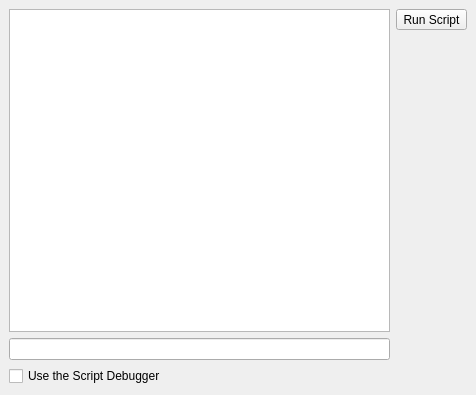
Old version of the form ScriptModule/scriptsmanager.ui in the repository gil9red/NotesManager.
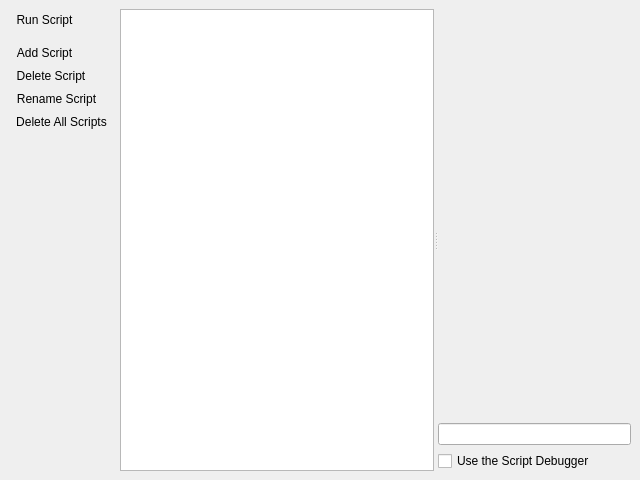
New version of the form. Icons and pictures are not drawn. Custom widgets are drawn as their Qt base class.

Commit message: Добавлена библиотека qscintilla. В класс добавлен метод setVisibleAllNotes, методы showAllNotes и hideAllNotes работают через него. Добавлена функция в скриптовый движок setVisibleAllNotes. В менеджере сценариев редактор заменен на редактор qscintilla. Добавлена подсветка синтаксиса JavaScript. В менеджере сценариев редактор добавлен список, в котором будут все скрипты. В менеджере сценариев редактор добавлены кнопки "Добавить скрипт", "Удалить скрипт", "Переименовать скрипт", "Удалить все скрипты".

```diff
--- a/ScriptModule/scriptsmanager.ui
+++ b/ScriptModule/scriptsmanager.ui
@@ -6,8 +6,8 @@
    <rect>
     <x>0</x>
     <y>0</y>
-    <width>476</width>
-    <height>395</height>
+    <width>640</width>
+    <height>480</height>
    </rect>
   </property>
   <property name="windowTitle">
@@ -15,38 +15,11 @@
   </property>
   <widget class="QWidget" name="centralwidget">
    <layout class="QHBoxLayout" name="horizontalLayout">
-    <item>
-     <layout class="QVBoxLayout" name="verticalLayout_2">
-      <item>
-       <widget class="QTextEdit" name="textEditScript"/>
-      </item>
-      <item>
-       <widget class="QLineEdit" name="lEditLog">
-        <property name="readOnly">
-         <bool>true</bool>
-        </property>
-       </widget>
-      </item>
-      <item>
-       <widget class="QCheckBox" name="cBoxUseScriptDebugger">
-        <property name="toolTip">
-         <string>Use the Script Debugger</string>
-        </property>
-        <property name="statusTip">
-         <string>Use the Script Debugger</string>
-        </property>
-        <property name="whatsThis">
-         <string>Use the Script Debugger</string>
-        </property>
-        <property name="text">
-         <string>Use the Script Debugger</string>
-        </property>
-       </widget>
-      </item>
-     </layout>
-    </item>
     <item>
      <layout class="QVBoxLayout" name="verticalLayout">
+      <property name="spacing">
+       <number>2</number>
+      </property>
       <item>
        <widget class="QToolButton" name="tButtonRunScript">
         <property name="toolTip">
@@ -66,7 +39,7 @@
           <normaloff>:/Manager/run</normaloff>:/Manager/run</iconset>
         </property>
         <property name="autoRaise">
-         <bool>false</bool>
+         <bool>true</bool>
         </property>
        </widget>
       </item>
@@ -75,6 +48,114 @@
         <property name="orientation">
          <enum>Qt::Vertical</enum>
         </property>
+        <property name="sizeType">
+         <enum>QSizePolicy::Fixed</enum>
+        </property>
+        <property name="sizeHint" stdset="0">
+         <size>
+          <width>20</width>
+          <height>10</height>
+         </size>
+        </property>
+       </spacer>
+      </item>
+      <item>
+       <widget class="QToolButton" name="tButtonAddScript">
+        <property name="toolTip">
+         <string>Add Script</string>
+        </property>
+        <property name="statusTip">
+         <string>Add Script</string>
+        </property>
+        <property name="whatsThis">
+         <string>Add Script</string>
+        </property>
+        <property name="text">
+         <string>Add Script</string>
+        </property>
+        <property name="icon">
+         <iconset resource="ScriptModule.qrc">
+          <normaloff>:/fugue-icons/script-plus</normaloff>:/fugue-icons/script-plus</iconset>
+        </property>
+        <property name="autoRaise">
+         <bool>true</bool>
+        </property>
+       </widget>
+      </item>
+      <item>
+       <widget class="QToolButton" name="tButtonDeleteScript">
+        <property name="toolTip">
+         <string>Delete Script</string>
+        </property>
+        <property name="statusTip">
+         <string>Delete Script</string>
+        </property>
+        <property name="whatsThis">
+         <string>Delete Script</string>
+        </property>
+        <property name="text">
+         <string>Delete Script</string>
+        </property>
+        <property name="icon">
+         <iconset resource="ScriptModule.qrc">
+          <normaloff>:/fugue-icons/script--minus</normaloff>:/fugue-icons/script--minus</iconset>
+        </property>
+        <property name="autoRaise">
+         <bool>true</bool>
+        </property>
+       </widget>
+      </item>
+      <item>
+       <widget class="QToolButton" name="tButtonRenameScript">
+        <property name="toolTip">
+         <string>Rename Script</string>
+        </property>
+        <property name="statusTip">
+         <string>Rename Script</string>
+        </property>
+        <property name="whatsThis">
+         <string>Rename Script</string>
+        </property>
+        <property name="text">
+         <string>Rename Script</string>
+        </property>
+        <property name="icon">
+         <iconset resource="ScriptModule.qrc">
+          <normaloff>:/fugue-icons/script--pencil</normaloff>:/fugue-icons/script--pencil</iconset>
+        </property>
+        <property name="autoRaise">
+         <bool>true</bool>
+        </property>
+       </widget>
+      </item>
+      <item>
+       <widget class="QToolButton" name="tButtonDeleteAllScripts">
+        <property name="toolTip">
+         <string>Delete All Scripts</string>
+        </property>
+        <property name="statusTip">
+         <string>Delete All Scripts</string>
+        </property>
+        <property name="whatsThis">
+         <string>Delete All Scripts</string>
+        </property>
+        <property name="text">
+         <string>Delete All Scripts</string>
+        </property>
+        <property name="icon">
+         <iconset resource="ScriptModule.qrc">
+          <normaloff>:/fugue-icons/cross-script</normaloff>:/fugue-icons/cross-script</iconset>
+        </property>
+        <property name="autoRaise">
+         <bool>true</bool>
+        </property>
+       </widget>
+      </item>
+      <item>
+       <spacer name="verticalSpacer_2">
+        <property name="orientation">
+         <enum>Qt::Vertical</enum>
+        </property>
         <property name="sizeHint" stdset="0">
          <size>
           <width>20</width>
@@ -85,9 +166,59 @@
       </item>
      </layout>
     </item>
+    <item>
+     <widget class="QSplitter" name="splitter">
+      <property name="orientation">
+       <enum>Qt::Horizontal</enum>
+      </property>
+      <widget class="QListWidget" name="scripts">
+       <property name="sortingEnabled">
+        <bool>false</bool>
+       </property>
+      </widget>
+      <widget class="QWidget" name="layoutWidget">
+       <layout class="QVBoxLayout" name="verticalLayout_2">
+        <item>
+         <widget class="QsciScintilla" name="editScript" native="true"/>
+        </item>
+        <item>
+         <widget class="QLineEdit" name="lEditLog">
+          <property name="readOnly">
+           <bool>true</bool>
+          </property>
+         </widget>
+        </item>
+        <item>
+         <widget class="QCheckBox" name="cBoxUseScriptDebugger">
+          <property name="toolTip">
+           <string>Use the Script Debugger</string>
+          </property>
+          <property name="statusTip">
+           <string>Use the Script Debugger</string>
+          </property>
+          <property name="whatsThis">
+           <string>Use the Script Debugger</string>
+          </property>
+          <property name="text">
+           <string>Use the Script Debugger</string>
+          </property>
+         </widget>
+        </item>
+       </layout>
+      </widget>
+     </widget>
+    </item>
    </layout>
   </widget>
  </widget>
+ <customwidgets>
+  <customwidget>
+   <class>QsciScintilla</class>
+   <extends>QWidget</extends>
+   <header location="global">Qsci/qsciscintilla.h</header>
+   <container>1</container>
+  </customwidget>
+ </customwidgets>
  <resources>
   <include location="../Manager/Manager.qrc"/>
  </resources>
```
Left out of the diff: 1 changed line with no effect on the pictures. The commit also changes 325 other files.
